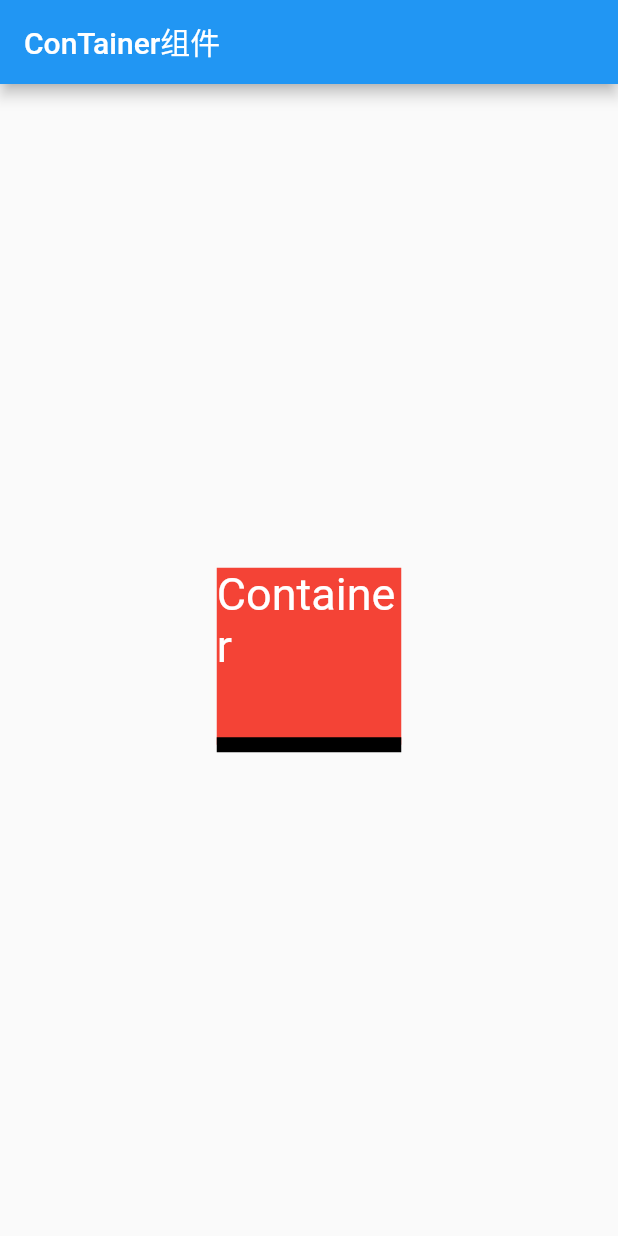
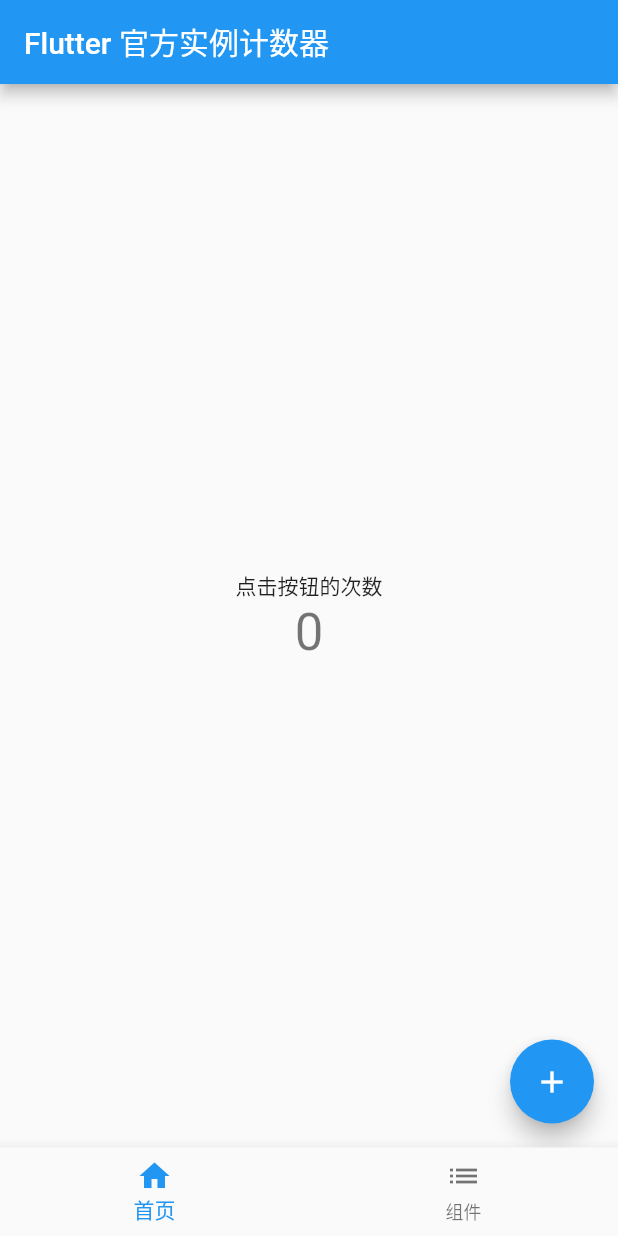
Before and after one commit to yinchengnuo/learnFlutter, a Flutter app: the screen it shows after launch, on a phone screen of 412 x 824 dp. Run offline on Flutter 3.47's test engine with Material 2 defaults, Android fonts, the phone set to English and light mode, and no system bars.

Commit message:
add_default_route

```diff
--- a/lib/main.dart
+++ b/lib/main.dart
@@ -1,6 +1,8 @@
 import 'package:flutter/material.dart';
-// import 'pages/HomePage.dart';
-import 'pages/ContainerPage.dart';
+import 'pages/HomePage/HomePage.dart';
+import 'router/routes.dart';
+import 'router/onGenerateRoute.dart';
+// import 'pages/ContainerPage.dart';
 
 void main() => runApp(App());
 
@@ -13,7 +15,9 @@
         primarySwatch: Colors.blue,
       ),
       // home: HomePage(), // 应用默认所显示的界面 <Widget>
-      home: ContainerPage(), // 应用默认所显示的界面 <Widget>
+      home: HomePage(), // 应用默认所显示的界面 <Widget>
+      routes: routes, // 路由表
+      onGenerateRoute: onGenerateRoute, // 全局路由守卫i，用于使用命名路由时传参
     );
   }
 }
--- /dev/null
+++ b/lib/pages/HomePage/HomePage.dart
@@ -0,0 +1,38 @@
+import 'package:flutter/material.dart';
+import 'TabHome.dart';
+import 'TabList.dart';
+
+class HomePage extends StatefulWidget { // 有状态组件本体
+  HomePage({Key key}) : super(key: key);
+  @override
+  _HomePageState createState() => _HomePageState();
+}
+
+class _HomePageState extends State<HomePage> { // 有状态组件的状态部分
+  int _bottomNavigationBarCurrentIndex = 0;
+  List _bottomNavigationBarCurrentItemsList = <Widget>[TabHome(), TabList()];
+  @override
+  Widget build(BuildContext context) { // 有状态组件的 UI 构建是在有状态组件的状态部分构建的
+    return Scaffold( // Scaffold 是 Material 库中提供的页面脚手架，它提供了默认的导航栏、标题和包含主屏幕widget树的body属性等
+      body: this._bottomNavigationBarCurrentItemsList[this._bottomNavigationBarCurrentIndex], // 页面内容部分
+      bottomNavigationBar: BottomNavigationBar( // 底部导航栏
+        currentIndex: this._bottomNavigationBarCurrentIndex,
+        onTap: (index) {
+          setState(() {
+            this._bottomNavigationBarCurrentIndex = index;
+          });
+        },
+        items: <BottomNavigationBarItem>[
+          BottomNavigationBarItem(
+            icon: Icon(Icons.home),
+            title: Text('首页')
+          ),
+          BottomNavigationBarItem(
+            icon: Icon(Icons.list),
+            title: Text('组件')
+          ),
+        ],
+      ),
+    );
+  }
+}
--- /dev/null
+++ b/lib/pages/HomePage/TabHome.dart
@@ -0,0 +1,47 @@
+import 'package:flutter/material.dart';
+
+class TabHome extends StatefulWidget {
+  TabHome({Key key}) : super(key: key);
+
+  @override
+  _TabHomeState createState() => _TabHomeState();
+}
+
+class _TabHomeState extends State<TabHome> {
+  int _counter = 0; // 按钮点击次数
+  void _incrementCounter() {
+    // 点击按钮执行的方法
+    setState(() {
+      // setState 方法将数据的变化实时映射到UI
+      _counter++;
+    });
+  }
+
+  @override
+  Widget build(BuildContext context) {
+    return Scaffold(
+      appBar: AppBar(
+        title: Text('Flutter 官方实例计数器'),
+      ),
+      body: Center(
+        child: Column(
+          mainAxisAlignment: MainAxisAlignment.center,
+          children: <Widget>[
+            Text(
+              '点击按钮的次数',
+            ),
+            Text(
+              this._counter.toString(),
+              style: Theme.of(context).textTheme.display1,
+            ),
+          ],
+        ),
+      ),
+      floatingActionButton: FloatingActionButton(
+        onPressed: _incrementCounter,
+        tooltip: '加数器',
+        child: Icon(Icons.add),
+      ),
+    );
+  }
+}
--- /dev/null
+++ b/lib/router/routes.dart
@@ -0,0 +1,8 @@
+import '../pages/404/404.dart';
+import 'package:flutter/material.dart';
+import '../pages/ContainerPage/ContainerPage.dart';
+
+Map routes = <String, WidgetBuilder> { // 路由表
+  '/404': (ctx) => UndefinedRoutePage(), // 404 路由未定义页面
+  '/container': (ctx) => ContainerPage(), // container 组件页面
+};
```
Also changed, not shown: lib/pages/404/404.dart (added, +27 -0 lines), lib/pages/HomePage.dart (deleted, +0 -44 lines), lib/pages/HomePage/TabList.dart (added, +31 -0 lines), lib/router/onGenerateRoute.dart (added, +12 -0 lines), lib/pages/ContainerPage/ContainerPage.dart (renamed from lib/pages/ContainerPage.dart).
